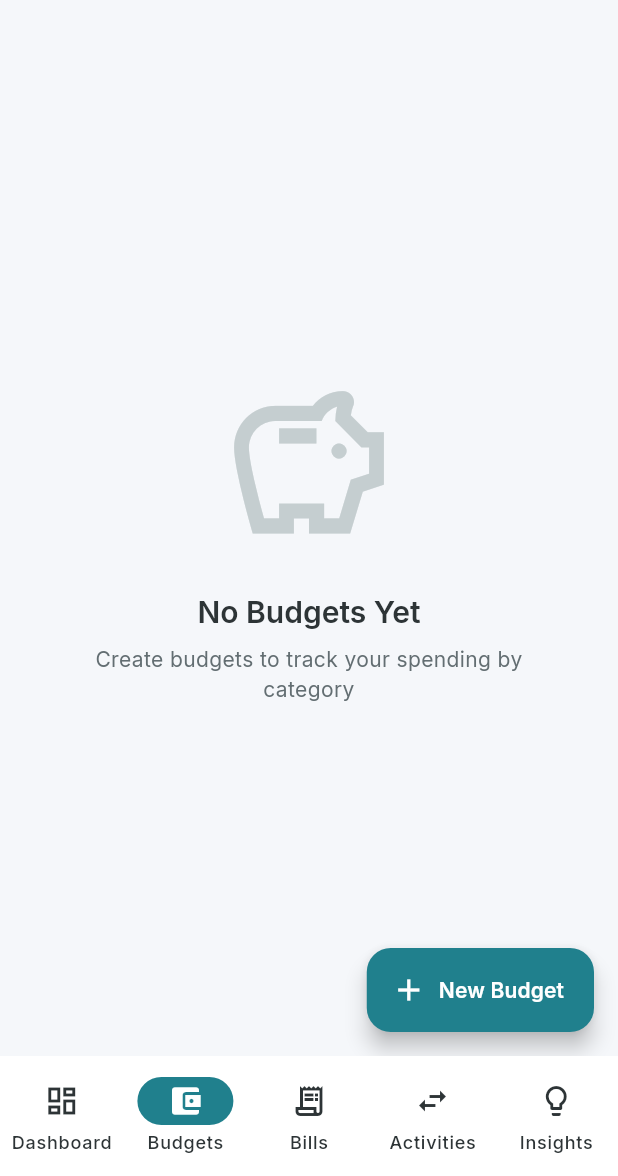
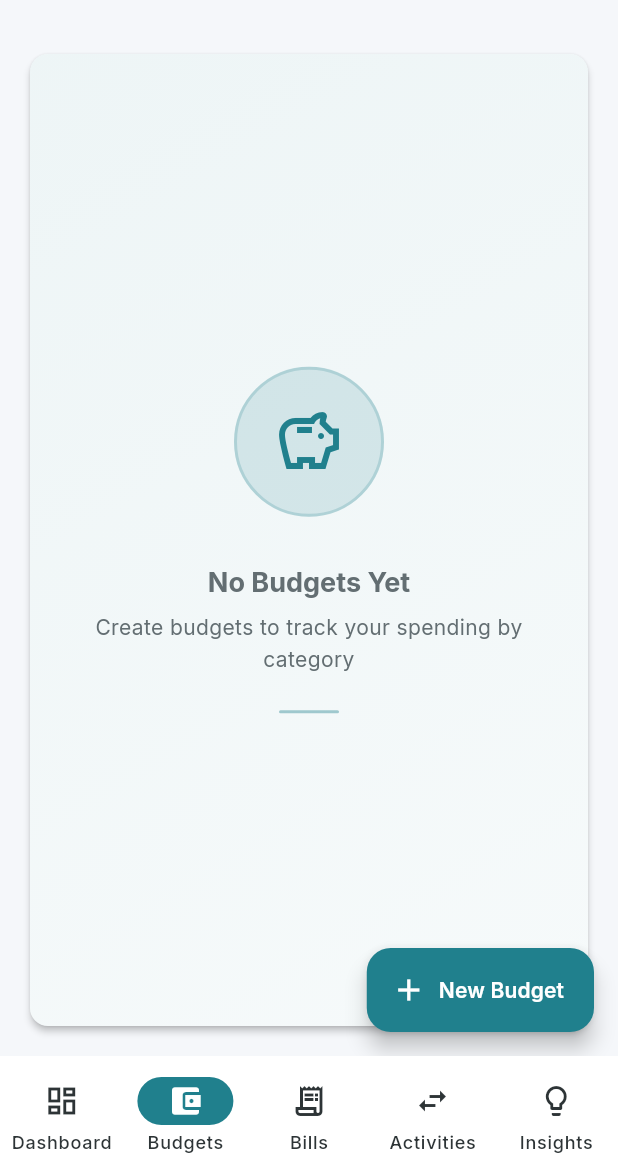
Before and after one commit to Soliperso/fin_mate, a Flutter app: the BudgetsPage screen opened by its route, on a phone screen of 412 x 824 dp, the part 60-1236 px from its top. Run offline on Flutter 3.47's test engine with Material 3 defaults, Android fonts, the phone set to English and light mode, and no system bars; our stand-ins replace connectivity_plus, equatable, file_picker, fl_chart, flutter_dotenv, flutter_riverpod and 10 more; missing offline and left inert: otp; accounts and stored records are empty.

Commit message:
Update Budgets empty state to use consistent EmptyStateCard component

```diff
--- a/lib/features/budgets/presentation/pages/budgets_page.dart
+++ b/lib/features/budgets/presentation/pages/budgets_page.dart
@@ -2,6 +2,7 @@ import 'package:flutter/material.dart';
 import 'package:flutter_riverpod/flutter_riverpod.dart';
 import '../../../../core/constants/app_colors.dart';
 import '../../../../core/constants/app_sizes.dart';
+import '../../../../shared/widgets/empty_state_card.dart';
 import '../../../../shared/widgets/success_animation.dart';
 import '../../domain/entities/budget_entity.dart';
 import '../providers/budget_providers.dart';
@@ -94,29 +95,12 @@ class BudgetsPage extends ConsumerWidget {
   Widget _buildEmptyState(BuildContext context) {
     return Center(
       child: Padding(
-        padding: const EdgeInsets.all(AppSizes.xl),
-        child: Column(
-          mainAxisAlignment: MainAxisAlignment.center,
-          children: [
-            Icon(
-              Icons.savings_outlined,
-              size: 120,
-              color: AppColors.textTertiary.withValues(alpha: 0.5),
-            ),
-            const SizedBox(height: AppSizes.lg),
-            Text(
-              'No Budgets Yet',
-              style: Theme.of(context).textTheme.headlineSmall,
-            ),
-            const SizedBox(height: AppSizes.sm),
-            Text(
-              'Create budgets to track your spending by category',
-              style: Theme.of(context).textTheme.bodyMedium?.copyWith(
-                    color: AppColors.textSecondary,
-                  ),
-              textAlign: TextAlign.center,
-            ),
-          ],
+        padding: const EdgeInsets.all(AppSizes.md),
+        child: EmptyStateCard(
+          icon: Icons.savings_outlined,
+          title: 'No Budgets Yet',
+          message: 'Create budgets to track your spending by category',
+          backgroundColor: AppColors.primaryTeal,
         ),
       ),
     );
```
